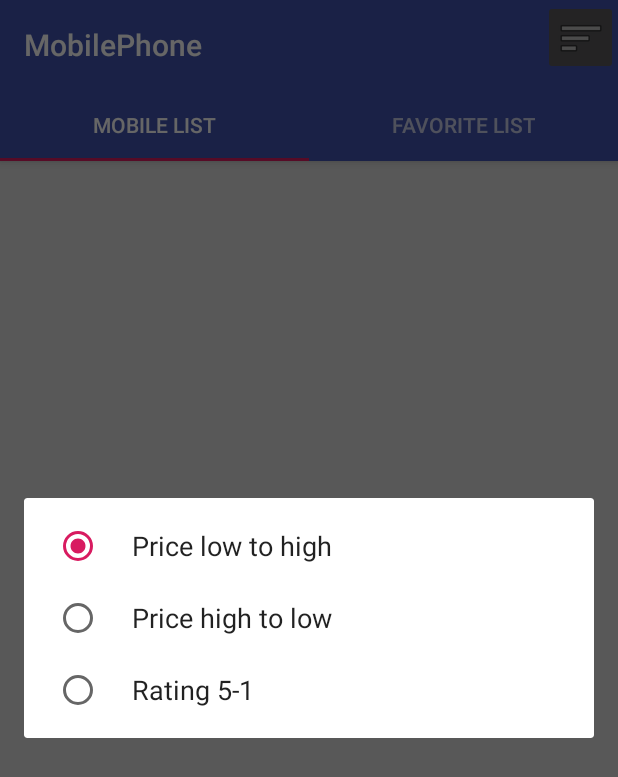
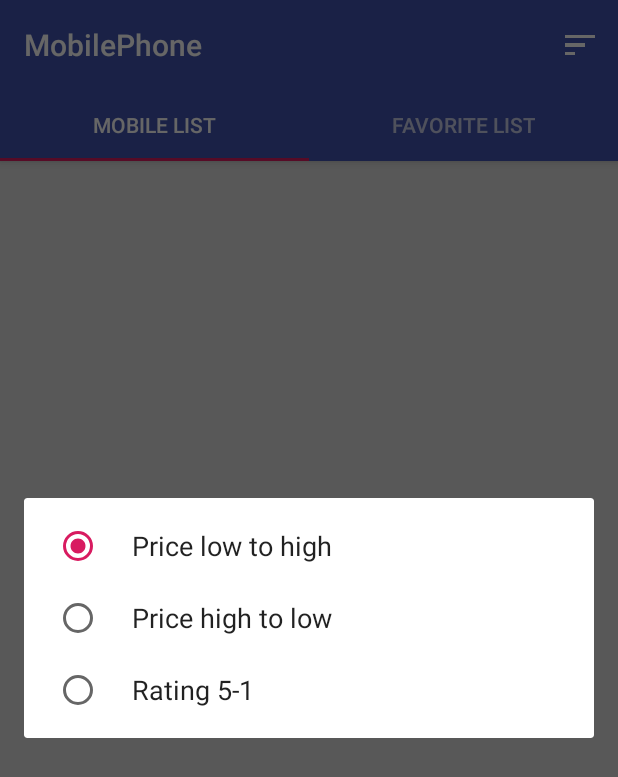
Before and after one commit to armhansa/MobilePhoneBuyerGuide, an Android app: the screen it shows after launch (MainActivity), after a tap on an icon or button, on a phone screen of 412 x 824 dp. Shown: the top 777 px of the screen. Run offline under Robolectric (Android 15) with nearby library versions, the phone set to English and light mode, and no system bars; pictures from the network do not load; 1 statement that could not run was skipped.

Commit message:
Add sort image and set into toolbar

```diff
--- a/app/src/main/res/layout/activity_main.xml
+++ b/app/src/main/res/layout/activity_main.xml
@@ -29,9 +29,15 @@
 
             <ImageButton
                     android:id="@+id/btnSort"
-                    android:src="@android:drawable/ic_menu_sort_by_size"
-                    android:layout_width="50dp"
-                    android:layout_height="50dp"
+                    android:src="@drawable/sort"
+                    android:scaleType="centerInside"
+                    android:background="@color/colorPrimary"
+                    android:layout_width="20dp"
+                    android:layout_height="20dp"
+                    android:layout_marginTop="20dp"
+                    android:layout_marginStart="15dp"
+                    android:layout_marginEnd="15dp"
+                    android:layout_marginBottom="10dp"
                     android:layout_alignParentEnd="true"/>
 
         </RelativeLayout>
```
Also changed, not shown: app/src/main/res/drawable-v24/sort.png (added).
